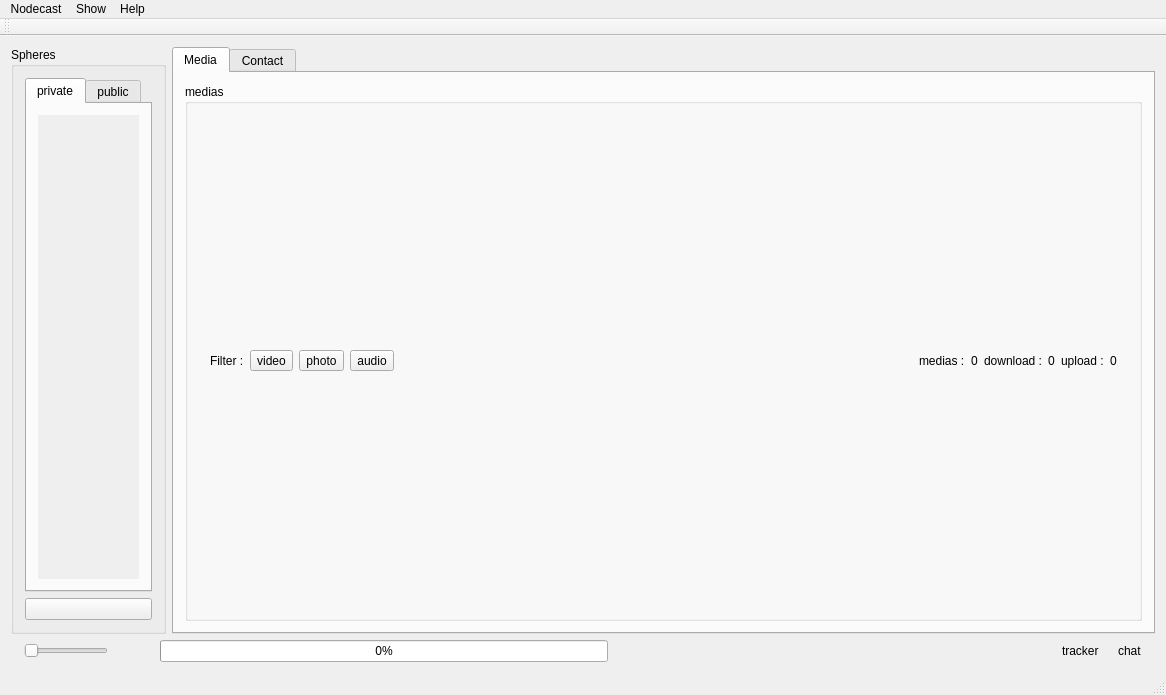
nodecast/nodecast, file src/mainwindow.ui: the form before one commit.
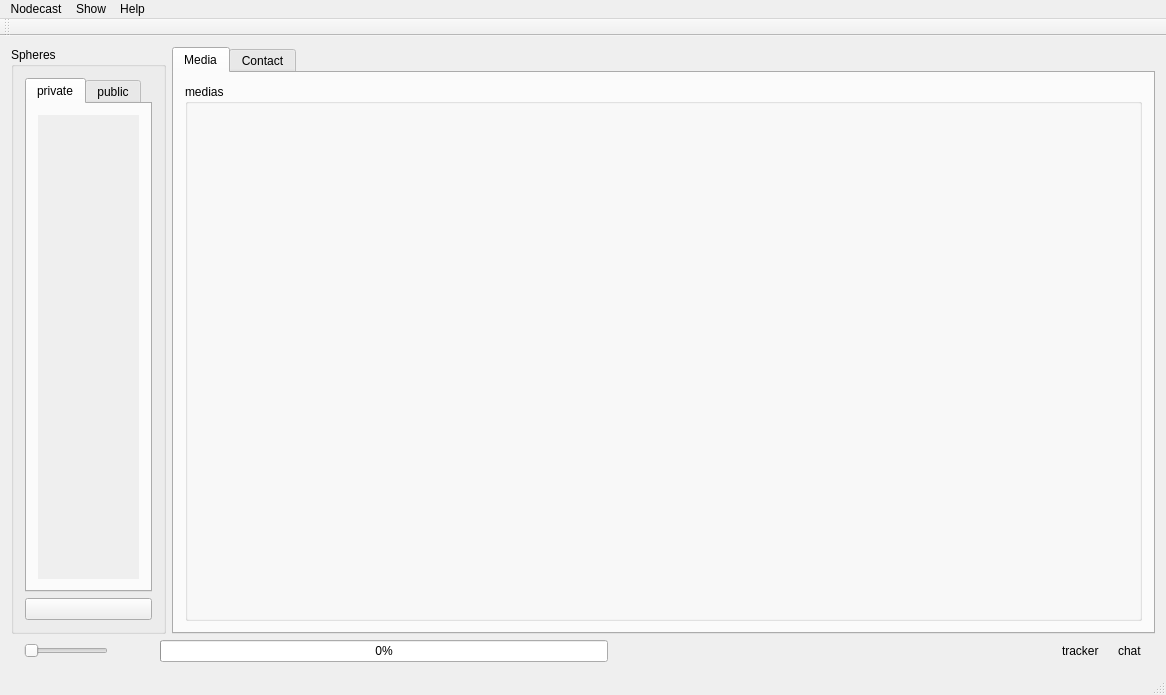
The form after the commit. Icons and pictures are not drawn.

Commit message: add file extension thumbnail, remove torrent from layout on delete

What changed in the file:
```diff
--- a/src/mainwindow.ui
+++ b/src/mainwindow.ui
@@ -191,122 +191,7 @@
                   <layout class="QVBoxLayout" name="verticalLayout_medias">
                    <item>
                     <widget class="QWidget" name="widget_media_tools" native="true">
-                     <layout class="QHBoxLayout" name="horizontalLayout">
-                      <item>
-                       <layout class="QHBoxLayout" name="horizontalLayout_media_filter">
-                        <item>
-                         <widget class="QLabel" name="label_filter">
-                          <property name="text">
-                           <string>Filter :</string>
-                          </property>
-                         </widget>
-                        </item>
-                        <item>
-                         <widget class="QToolButton" name="toolButton_video">
-                          <property name="text">
-                           <string>video</string>
-                          </property>
-                          <property name="icon">
-                           <iconset resource="nodecast.qrc">
-                            <normaloff>:/img/24x24/ic_video_collection_24px.svg</normaloff>:/img/24x24/ic_video_collection_24px.svg</iconset>
-                          </property>
-                          <property name="checkable">
-                           <bool>true</bool>
-                          </property>
-                          <property name="toolButtonStyle">
-                           <enum>Qt::ToolButtonIconOnly</enum>
-                          </property>
-                          <property name="arrowType">
-                           <enum>Qt::NoArrow</enum>
-                          </property>
-                         </widget>
-                        </item>
-                        <item>
-                         <widget class="QToolButton" name="toolButton_photo">
-                          <property name="text">
-                           <string>photo</string>
-                          </property>
-                          <property name="icon">
-                           <iconset resource="nodecast.qrc">
-                            <normaloff>:/img/24x24/ic_photo_library_24px.svg</normaloff>:/img/24x24/ic_photo_library_24px.svg</iconset>
-                          </property>
-                          <property name="checkable">
-                           <bool>true</bool>
-                          </property>
-                         </widget>
-                        </item>
-                        <item>
-                         <widget class="QToolButton" name="toolButton_audio">
-                          <property name="text">
-                           <string>audio</string>
-                          </property>
-                          <property name="icon">
-                           <iconset resource="nodecast.qrc">
-                            <normaloff>:/img/24x24/ic_my_library_music_24px.svg</normaloff>:/img/24x24/ic_my_library_music_24px.svg</iconset>
-                          </property>
-                          <property name="checkable">
-                           <bool>true</bool>
-                          </property>
-                         </widget>
-                        </item>
-                        <item>
-                         <spacer name="horizontalSpacer_2">
-                          <property name="orientation">
-                           <enum>Qt::Horizontal</enum>
-                          </property>
-                          <property name="sizeHint" stdset="0">
-                           <size>
-                            <width>40</width>
-                            <height>20</height>
-                           </size>
-                          </property>
-                         </spacer>
-                        </item>
-                        <item>
-                         <widget class="QLabel" name="label_medias">
-                          <property name="text">
-                           <string>medias :</string>
-                          </property>
-                         </widget>
-                        </item>
-                        <item>
-                         <widget class="QLabel" name="label_counter_medias">
-                          <property name="text">
-                           <string>0</string>
-                          </property>
-                         </widget>
-                        </item>
-                        <item>
-                         <widget class="QLabel" name="label_download">
-                          <property name="text">
-                           <string>download :</string>
-                          </property>
-                         </widget>
-                        </item>
-                        <item>
-                         <widget class="QLabel" name="label_counter_download">
-                          <property name="text">
-                           <string>0</string>
-                          </property>
-                         </widget>
-                        </item>
-                        <item>
-                         <widget class="QLabel" name="label_upload">
-                          <property name="text">
-                           <string>upload :</string>
-                          </property>
-                         </widget>
-                        </item>
-                        <item>
-                         <widget class="QLabel" name="label_counter_upload">
-                          <property name="text">
-                           <string>0</string>
-                          </property>
-                         </widget>
-                        </item>
-                       </layout>
-                      </item>
-                     </layout>
+                     <layout class="QHBoxLayout" name="horizontalLayout"/>
                     </widget>
                    </item>
                   </layout>
```
Left out of the diff: 6 changed lines with no effect on the pictures. The commit also changes 110 other files.
